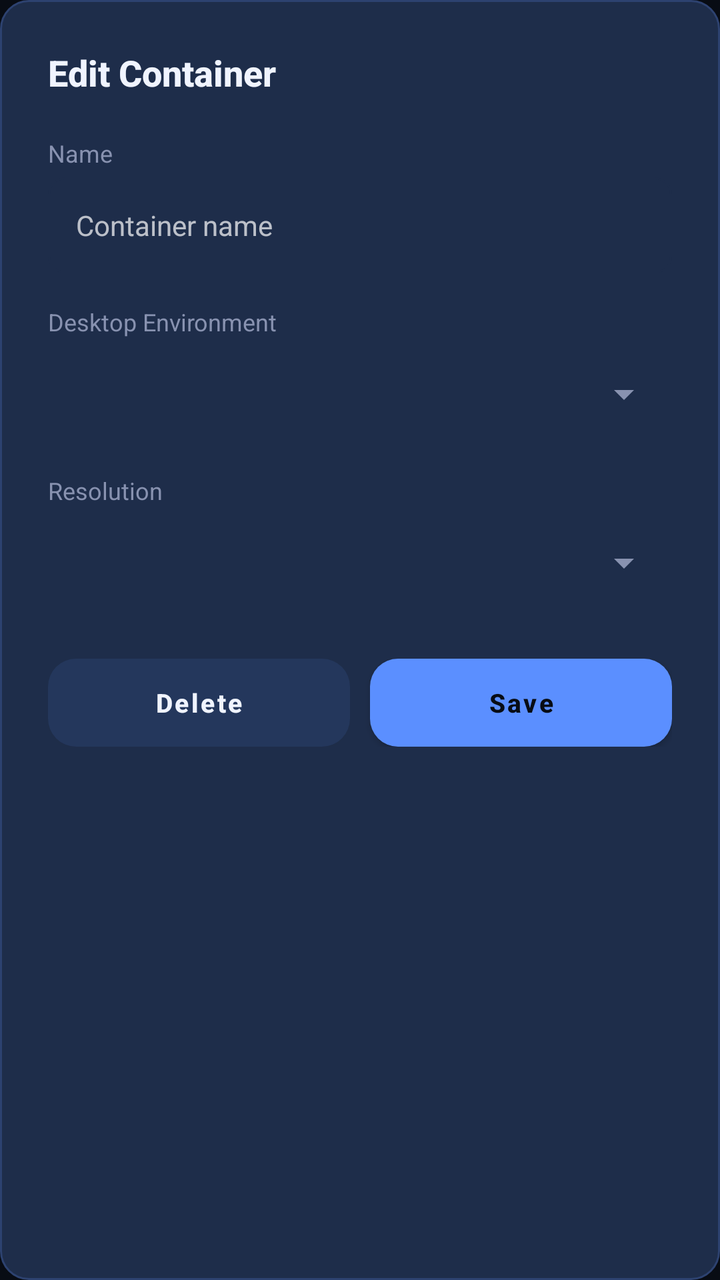
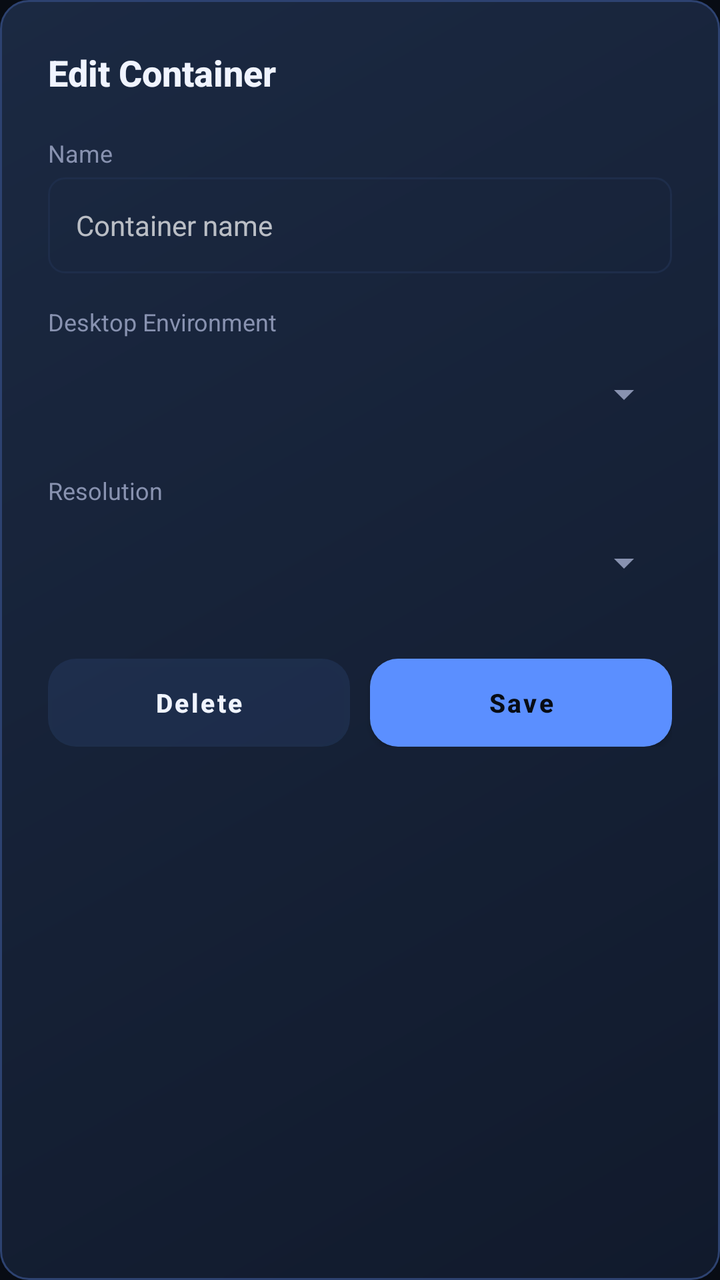

Two renders of the same Android screen: before a commit and after it. Below are the layout's source before the change and the commit's diff.
<!-- AndroidManifest.xml: application theme Theme.EZBox -->
<!-- res/layout/dialog_container_editor.xml -->
<?xml version="1.0" encoding="utf-8"?>
<LinearLayout xmlns:android="http://schemas.android.com/apk/res/android"
    android:layout_width="match_parent"
    android:layout_height="wrap_content"
    android:orientation="vertical"
    android:background="@drawable/card_glow_bg"
    android:padding="24dp">

    <TextView
        android:layout_width="wrap_content"
        android:layout_height="wrap_content"
        android:text="Edit Container"
        android:textColor="@color/ezos_text_primary"
        android:textSize="18sp"
        android:textStyle="bold"
        android:layout_marginBottom="20dp"
        android:fontFamily="sans-serif-medium" />

    <TextView
        android:layout_width="wrap_content"
        android:layout_height="wrap_content"
        android:text="Name"
        android:textColor="@color/ezos_text_secondary"
        android:textSize="12sp"
        android:layout_marginBottom="4dp" />

    <EditText
        android:id="@+id/etContainerName"
        android:layout_width="match_parent"
        android:layout_height="48dp"
        android:background="@drawable/stepper_value_bg"
        android:textColor="@color/ezos_text_primary"
        android:textSize="14sp"
        android:paddingHorizontal="14dp"
        android:layout_marginBottom="16dp"
        android:fontFamily="sans-serif"
        android:hint="Container name" />

    <TextView
        android:layout_width="wrap_content"
        android:layout_height="wrap_content"
        android:text="Desktop Environment"
        android:textColor="@color/ezos_text_secondary"
        android:textSize="12sp"
        android:layout_marginBottom="4dp" />

    <Spinner
        android:id="@+id/spDe"
        android:layout_width="match_parent"
        android:layout_height="48dp"
        android:layout_marginBottom="16dp" />

    <TextView
        android:layout_width="wrap_content"
        android:layout_height="wrap_content"
        android:text="Resolution"
        android:textColor="@color/ezos_text_secondary"
        android:textSize="12sp"
        android:layout_marginBottom="4dp" />

    <Spinner
        android:id="@+id/spRes"
        android:layout_width="match_parent"
        android:layout_height="48dp"
        android:layout_marginBottom="24dp" />

    <LinearLayout
        android:layout_width="match_parent"
        android:layout_height="wrap_content"
        android:orientation="horizontal"
        android:gravity="end">

        <Button
            android:id="@+id/btnContainerDelete"
            android:layout_width="0dp"
            android:layout_height="44dp"
            android:layout_weight="1"
            android:text="Delete"
            android:textColor="@color/ezos_text_primary"
            android:textSize="13sp"
            android:textStyle="bold"
            android:textAllCaps="false"
            android:background="@drawable/btn_danger_bg"
            android:layout_marginEnd="10dp" />

        <Button
            android:id="@+id/btnContainerSave"
            android:layout_width="0dp"
            android:layout_height="44dp"
            android:layout_weight="1"
            android:text="Save"
            android:textColor="@color/ezos_bg_base"
            android:textSize="13sp"
            android:textStyle="bold"
            android:textAllCaps="false"
            android:background="@drawable/btn_primary_bg" />
    </LinearLayout>
</LinearLayout>
<!-- resources referenced by this layout -->
<resources>
  <color name="ezos_bg_base">#080C14</color>
  <color name="ezos_text_primary">#F0F4FF</color>
  <color name="ezos_text_secondary">#8892B0</color>
  <!-- drawable btn_danger_bg (drawable) -->
  <?xml version="1.0" encoding="utf-8"?>
  <shape xmlns:android="http://schemas.android.com/apk/res/android">
      <solid android:color="#1AFB7185" />
      <corners android:radius="14dp" />
  </shape>
  <!-- drawable btn_primary_bg (drawable) -->
  <?xml version="1.0" encoding="utf-8"?>
  <shape xmlns:android="http://schemas.android.com/apk/res/android">
      <gradient
          android:startColor="#5B8FFF"
          android:endColor="#8B5CF6"
          android:angle="135" />
      <corners android:radius="14dp" />
      <padding android:left="2dp" android:right="2dp" />
  </shape>
  <!-- drawable card_glow_bg (drawable) -->
  <?xml version="1.0" encoding="utf-8"?>
  <shape xmlns:android="http://schemas.android.com/apk/res/android">
      <solid android:color="#1E2D4A" />
      <corners android:radius="14dp" />
      <stroke android:width="1dp" android:color="#2D4270" />
  </shape>
  <!-- drawable stepper_value_bg (drawable) -->
  <?xml version="1.0" encoding="utf-8"?>
  <shape xmlns:android="http://schemas.android.com/apk/res/android">
      <solid android:color="#00000000" />
      <corners android:radius="8dp" />
      <stroke android:width="1dp" android:color="@color/ezos_card_border" />
  </shape>
  <style name="Theme.EZBox" parent="Theme.MaterialComponents.NoActionBar">
          <item name="android:windowBackground">@color/ezos_bg_base</item>
          <item name="colorPrimary">@color/ezos_accent_gradient_start</item>
          <item name="colorPrimaryVariant">@color/ezos_accent_gradient_end</item>
          <item name="colorOnPrimary">@color/ezos_text_primary</item>
          <item name="colorSecondary">@color/ezos_accent</item>
          <item name="colorOnSecondary">@color/ezos_text_primary</item>
          <item name="android:textColorPrimary">@color/ezos_text_primary</item>
          <item name="android:textColorSecondary">@color/ezos_text_secondary</item>
          <item name="bottomNavigationStyle">@style/EZBox.BottomNav</item>
          <item name="colorControlNormal">@color/ezos_text_secondary</item>
          <item name="colorControlActivated">@color/ezos_accent</item>
          <item name="colorControlHighlight">@color/ezos_accent</item>
          <item name="android:statusBarColor">@color/ezos_bg_base</item>
          <item name="android:navigationBarColor">@color/ezos_bg_base</item>
      </style>
  <color name="ezos_card_border">#1E2D4A</color>
  <color name="ezos_accent_gradient_start">#5B8FFF</color>
  <color name="ezos_accent_gradient_end">#8B5CF6</color>
  <color name="ezos_accent">#5B8FFF</color>
  <style name="EZBox.BottomNav" parent="Widget.MaterialComponents.BottomNavigationView">
          <item name="itemIconTint">@color/nav_icon_tint</item>
          <item name="itemTextColor">@color/nav_icon_tint</item>
          <item name="itemRippleColor">@color/ezos_accent</item>
          <item name="android:background">@drawable/nav_pill_bg</item>
      </style>
  <!-- drawable nav_pill_bg (drawable) -->
  <?xml version="1.0" encoding="utf-8"?>
  <shape xmlns:android="http://schemas.android.com/apk/res/android">
      <solid android:color="#E61A2540" />
      <corners android:radius="32dp" />
      <stroke android:width="1dp" android:color="@color/ezos_card_border" />
  </shape>
</resources>

<!-- the commit's change to res/layout/dialog_container_editor.xml (unified diff, before → after) -->
@@ -3,7 +3,7 @@
     android:layout_width="match_parent"
     android:layout_height="wrap_content"
     android:orientation="vertical"
-    android:background="@drawable/card_glow_bg"
+    android:background="@drawable/ez_card"
     android:padding="24dp">
 
     <TextView
<!-- resource entries referenced after the edit -->
@@ -19,10 +19,13 @@
       <corners android:radius="14dp" />
       <padding android:left="2dp" android:right="2dp" />
   </shape>
-  <!-- drawable card_glow_bg (drawable) -->
+  <!-- drawable ez_card (drawable) -->
   <?xml version="1.0" encoding="utf-8"?>
   <shape xmlns:android="http://schemas.android.com/apk/res/android">
-      <solid android:color="#1E2D4A" />
+      <gradient
+          android:angle="315"
+          android:startColor="#1B2942"
+          android:endColor="#111A2C" />
       <corners android:radius="14dp" />
       <stroke android:width="1dp" android:color="#2D4270" />
   </shape>
